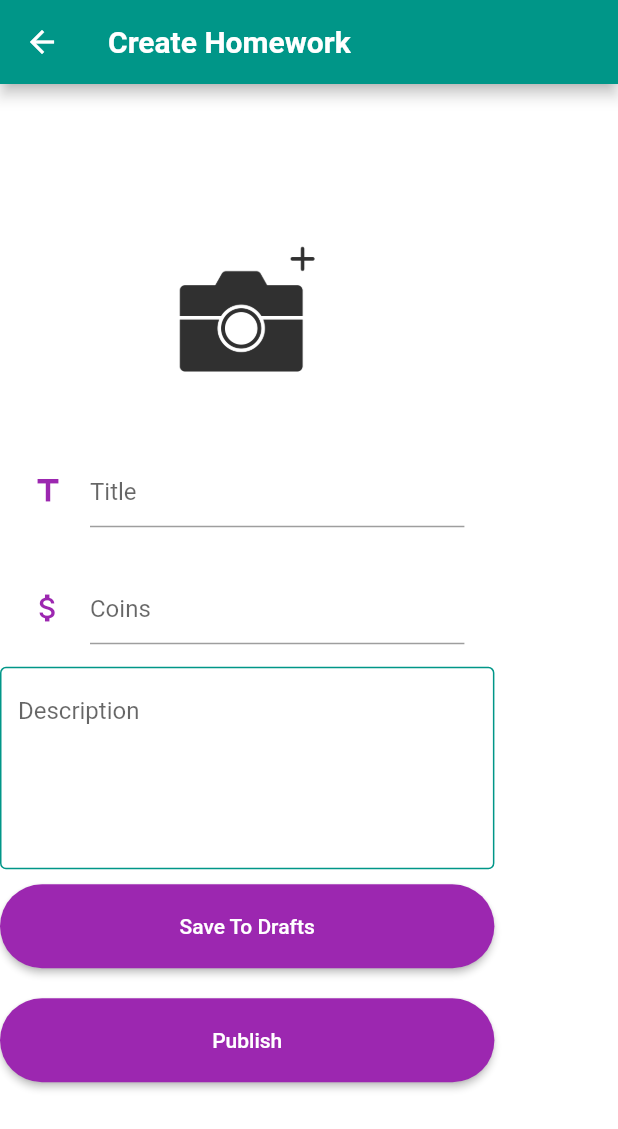
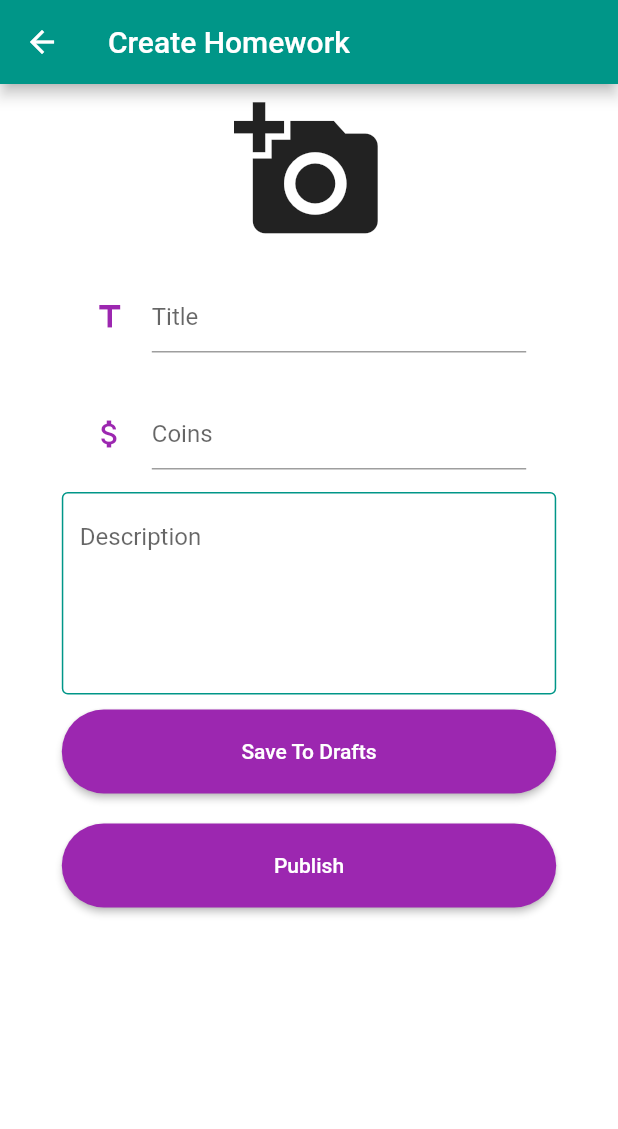
Before and after one commit to StefanTanaskovic/MathWiz, a Flutter app: the PublishHomeworkScreen screen opened directly, on a phone screen of 412 x 824 dp. Shown: the top 1129 px of the screen. Run offline on Flutter 3.47's test engine with Material 2 defaults, Android fonts, the phone set to English and light mode, and no system bars; our stand-ins replace carousel_slider, flutter_speed_dial.

Commit message:
Changed a few colors and did some touch ups.

```diff
--- a/mathwiz_app/lib/views/homework/publish_homework.dart
+++ b/mathwiz_app/lib/views/homework/publish_homework.dart
@@ -20,19 +20,22 @@ class _PublishHomeworkScreenState extends State<PublishHomeworkScreen> {
         .size; // provides total hieght and width of screen
     return Scaffold(
       appBar: AppBar(
-      title:Text(
-              "Create Homework",
-              style: TextStyle(fontWeight: FontWeight.bold),
-            ),
+        title: Text("Create Homework",
+            style: TextStyle(
+              fontSize: 20,
+            )),
+        backgroundColor: kPrimaryColor,
       ),
       body: SafeArea(
+        child: Align(
+          alignment: Alignment.center,
           child: Column(
-          mainAxisAlignment: MainAxisAlignment.center,
-          children: <Widget>[
-            Image.asset(
-              "assets/images/add_image.png",
-              height: size.height * 0.20,
-            ),
+            children: [
+              IconButton(
+                iconSize: 100,
+                icon: Icon(Icons.add_a_photo),
+                onPressed: (){
+              }),
               BoxInputFeild(
                 hintText: "Title",
                 icon: Icons.title,
@@ -81,6 +84,7 @@ class _PublishHomeworkScreenState extends State<PublishHomeworkScreen> {
             ],
           ),
         ),
+      ),
     );
   }
 }
--- a/mathwiz_app/lib/views/trivia/race_to_top.dart
+++ b/mathwiz_app/lib/views/trivia/race_to_top.dart
@@ -38,7 +38,7 @@ class _RaceScreenState extends State<RaceScreen> {
 
     return Scaffold(
         appBar: AppBar(
-          backgroundColor: teal,
+          backgroundColor: kPrimaryColor,
         title: const Text('Race to the Top Creator'),
         actions: <Widget>[
           IconButton(
@@ -54,7 +54,6 @@ class _RaceScreenState extends State<RaceScreen> {
                     print("-------------");
                 }
               }
-
               setState(() {
 
               });
@@ -116,7 +115,6 @@ class _RaceScreenState extends State<RaceScreen> {
                   border: InputBorder.none,
                 ),
               ),
-
           );
         },
         body: ListTile(
--- a/mathwiz_app/lib/widgets/custom_slider.dart
+++ b/mathwiz_app/lib/widgets/custom_slider.dart
@@ -42,7 +42,7 @@ class CustomSliderThumbCircle extends SliderComponentShape {
       style: new TextStyle(
         fontSize: thumbRadius * .8,
         fontWeight: FontWeight.w700,
-        color: teal, //Text Color of Value on Thumb
+        color: kPrimaryColor, //Text Color of Value on Thumb
       ),
       text: getValue(value),
     );
--- a/mathwiz_app/lib/widgets/ham_menu.dart
+++ b/mathwiz_app/lib/widgets/ham_menu.dart
@@ -4,6 +4,7 @@ import 'package:flutter/cupertino.dart';
 import 'package:flutter/material.dart';
 import 'package:mathwiz_app/views/class_list/class_list_screen.dart';
 import 'package:mathwiz_app/views/homepage/homepage_student.dart';
+import 'package:mathwiz_app/views/homepage/homepage_teacher.dart';
 import 'package:mathwiz_app/views/login/login_screen.dart';
 import 'package:mathwiz_app/views/shop/shop_screen.dart';
 
@@ -74,7 +75,7 @@ class HamMenu extends StatelessWidget {
                 context,
                 MaterialPageRoute(
                   builder: (context) {
-                    return HomepageStudentScreen();
+                    return HomepageTeacherScreen();
                   },
                 ),
               );
```
Also changed, not shown: mathwiz_app/lib/views/homepage/homepage_teacher.dart (+4 -4 lines), mathwiz_app/lib/views/trivia/trivia_num_qa.dart (+10 -10 lines). Lines whose indentation alone changed are shown as unchanged.
